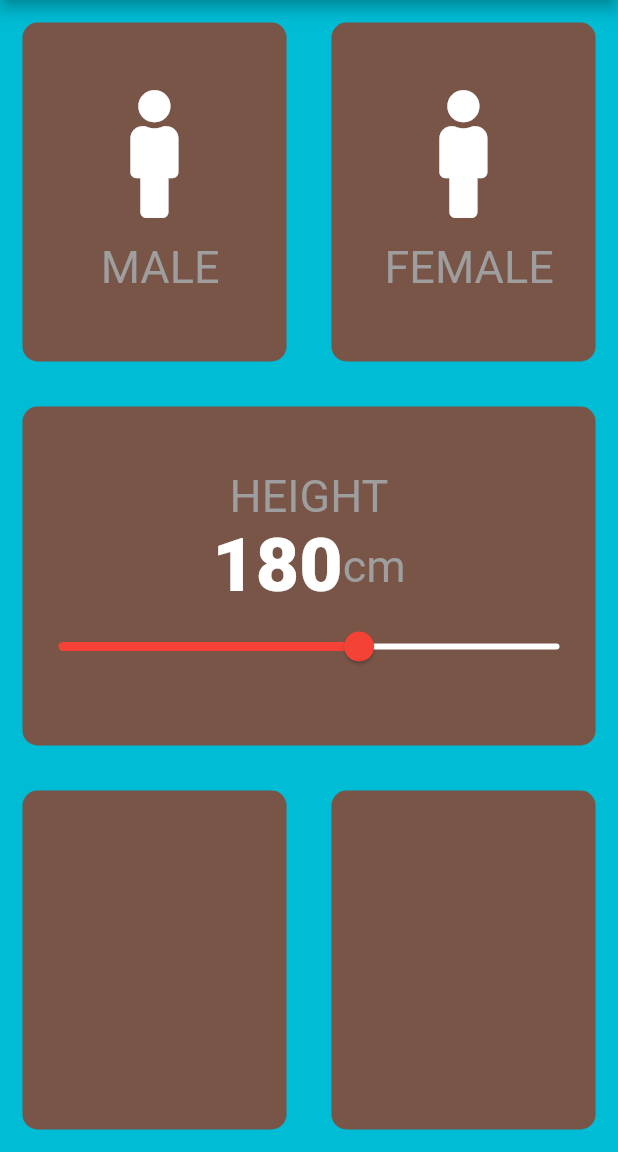
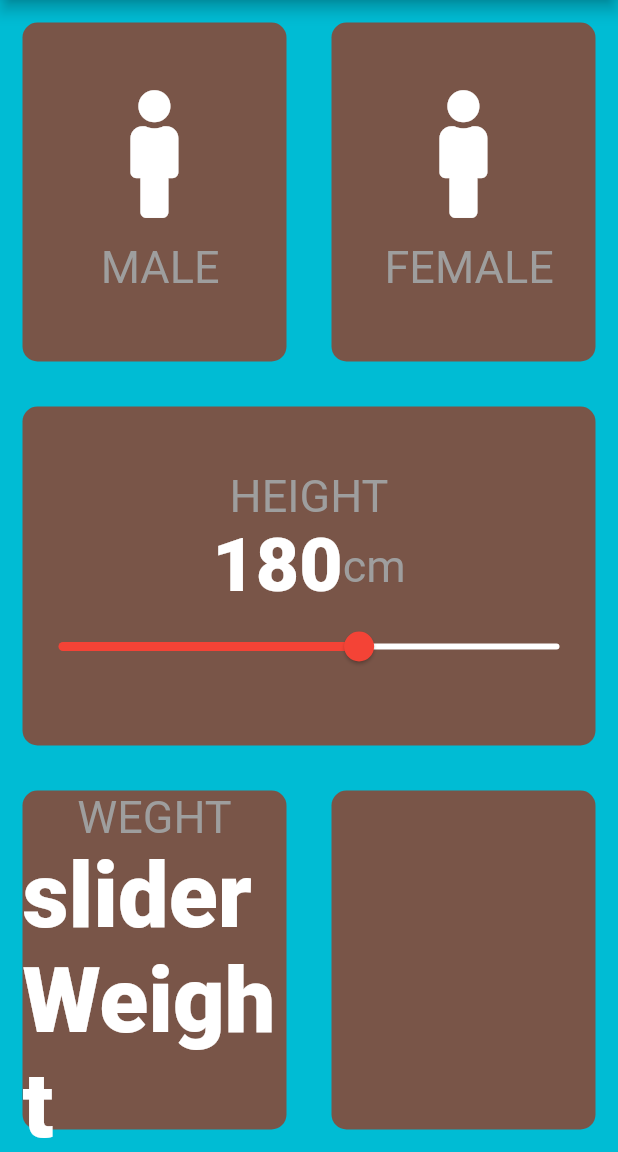
Before and after one commit to MuhammadAlikhichi/bmi_calculator, a Flutter app: the screen it shows after launch, on a phone screen of 412 x 824 dp, the part 84-1236 px from its top. Run offline on Flutter 3.47's test engine with Material 2 defaults, Android fonts, the phone set to English and light mode, and no system bars; our stand-ins replace font_awesome_flutter.

Commit message:
last widget of bmi UI || lec # 66 || part 12

```diff
--- a/lib/constentfile.dart
+++ b/lib/constentfile.dart
@@ -5,3 +5,8 @@ const kLabelstyle=TextStyle(
 fontSize: 30.0,
 color: Colors.grey,
 );
+
+const kNumberstyle = TextStyle(
+  fontSize: 60,
+  fontWeight: FontWeight.w900,
+);
--- a/lib/inputpage.dart
+++ b/lib/inputpage.dart
@@ -16,6 +16,7 @@ class InputPage extends StatefulWidget {
 class _InputPageState extends State<InputPage> {
   Gender selectGender;
   int sliderHeight=180;
+  int sliderWeight=60;
 //  Color maleColor =deActiveColor;
 //  Color FeMaleColor =deActiveColor;
 //  void updateColor(Gender gendertype){
@@ -116,7 +117,24 @@ class _InputPageState extends State<InputPage> {
           ),
           Expanded(child: Row(
             children: [
-              Expanded(child: RepeatContainerCode(colors: Colors.brown,),
+              Expanded(child: RepeatContainerCode(colors: Colors.brown,
+                cardwidge: Column(
+                  mainAxisAlignment: MainAxisAlignment.center,
+                  children: [
+                    Text(
+                      'WEGHT',
+                      style: kLabelstyle,
+                    ),
+                    Text('sliderWeight', style: kNumberstyle),
+                    Row(
+                      mainAxisAlignment: MainAxisAlignment.center,
+                      children: [
+
+                      ],
+                    )
+                  ],
+                ),
+              ),
               ),
               Expanded(child: RepeatContainerCode(colors: Colors.brown,),
               ),
```
